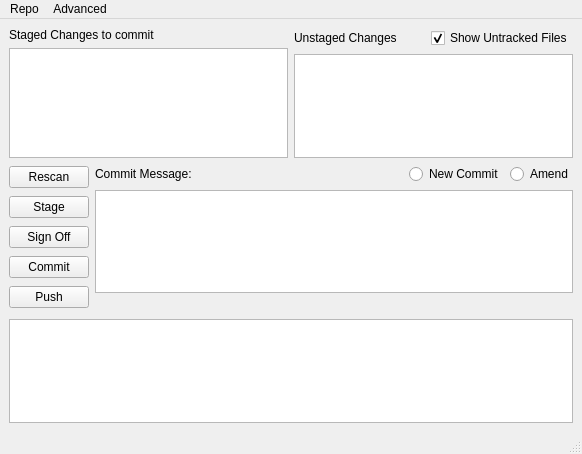
Above: ui/ugitWindow.ui from git-cola/git-cola before the change. Below: the same form after it.
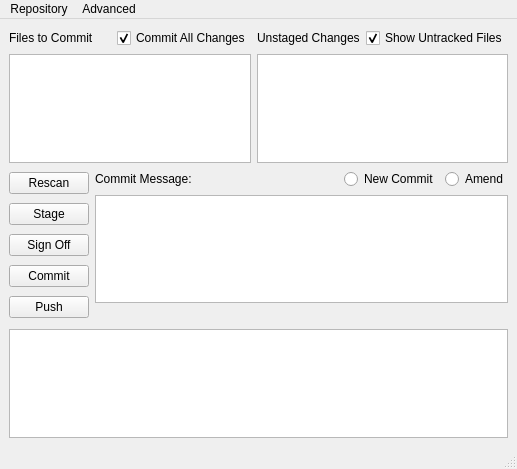
That is the form after the change.

Commit message:
Squashed commit of the following:
commit ac0da11af74e386706a8404e0829b8a8466bb4e7

    Added support for "git commit"

    Added ugitcmds.git_commit
    Added ugitutils.shell_quote
    Updated ugitutils and ugitcmds to use shell_quote throughout

    Signed-off by: David Aguilar <davvid@gmail.com>

commit bf81b69cbd4fe28336b4dd855a8b4cb7953f4f6f

    Show current branch in the status bar

commit 8b2614edd7d84b8dc3ffb5df142532e38d00efe5

    updated icons and split out separate staged/unstaged icon sets

```diff
--- a/ui/ugitWindow.ui
+++ b/ui/ugitWindow.ui
@@ -5,8 +5,8 @@
    <rect>
     <x>0</x>
     <y>0</y>
-    <width>582</width>
-    <height>454</height>
+    <width>517</width>
+    <height>469</height>
    </rect>
   </property>
   <property name="windowTitle" >
@@ -19,11 +19,25 @@
       <item>
        <layout class="QVBoxLayout" >
         <item>
-         <widget class="QLabel" name="label_2" >
-          <property name="text" >
-           <string>Staged Changes to commit</string>
-          </property>
-         </widget>
+         <layout class="QHBoxLayout" >
+          <item>
+           <widget class="QLabel" name="label_2" >
+            <property name="text" >
+             <string>Files to Commit</string>
+            </property>
+           </widget>
+          </item>
+          <item>
+           <widget class="QCheckBox" name="commitAllCheckBox" >
+            <property name="text" >
+             <string>Commit All Changes</string>
+            </property>
+            <property name="checked" >
+             <bool>true</bool>
+            </property>
+           </widget>
+          </item>
+         </layout>
         </item>
         <item>
          <widget class="QListWidget" name="stagedList" >
@@ -195,13 +209,13 @@
     <rect>
      <x>0</x>
      <y>0</y>
-     <width>582</width>
+     <width>517</width>
      <height>26</height>
     </rect>
    </property>
    <widget class="QMenu" name="menuRepo" >
     <property name="title" >
-     <string>Repo</string>
+     <string>Repository</string>
     </property>
     <addaction name="browseBranch" />
     <addaction name="browseOtherBranch" />
```
Left out of the diff: 13 changed lines with no effect on the pictures. The commit also changes 5 other files.
